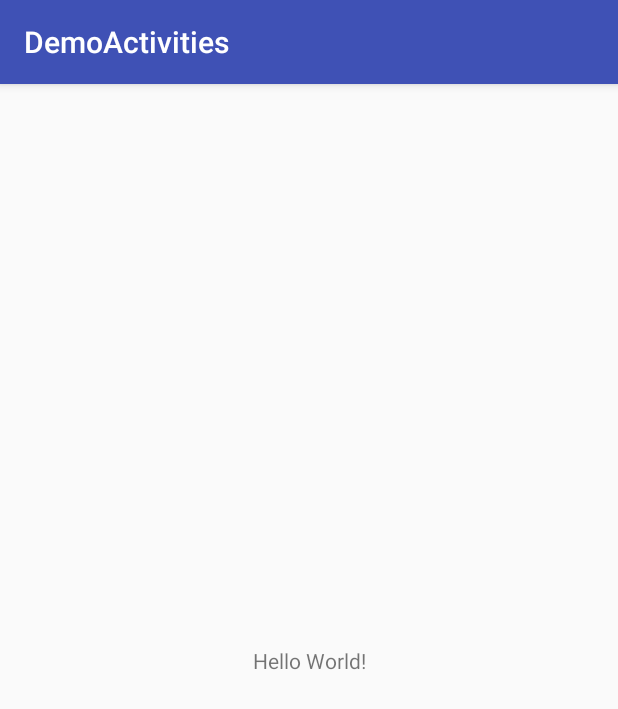
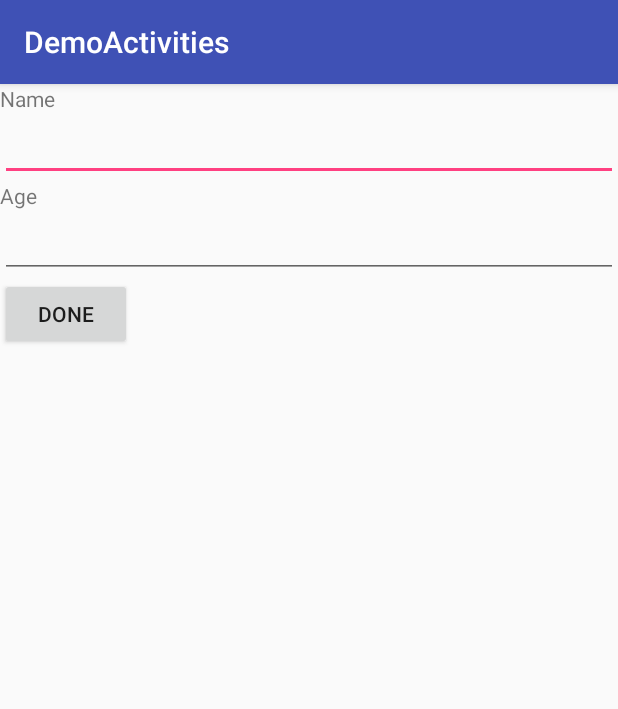
Before and after one commit to 15017117/DemoActivities, an Android app: the screen it shows after launch (DemoActivitiesActivity), on a phone screen of 412 x 824 dp. Shown: the top 709 px of the screen. Run offline under Robolectric (Android 15) with nearby library versions, the phone set to English and light mode, and no system bars.

Commit message:
Readding new code

```diff
--- a/app/build.gradle
+++ b/app/build.gradle
@@ -26,5 +26,6 @@ dependencies {
     })
     compile 'com.android.support:appcompat-v7:25.3.1'
     compile 'com.android.support.constraint:constraint-layout:1.0.2'
+    compile 'com.android.support:design:25.3.1'
     testCompile 'junit:junit:4.12'
 }
--- a/app/src/main/AndroidManifest.xml
+++ b/app/src/main/AndroidManifest.xml
@@ -16,6 +16,10 @@
                 <category android:name="android.intent.category.LAUNCHER" />
             </intent-filter>
         </activity>
+        <activity
+            android:name=".DemoActivities2"
+            android:label="@string/title_activity_demo_activities2"
+            android:theme="@style/AppTheme.NoActionBar"></activity>
     </application>
 
 </manifest>
--- a/app/src/main/res/layout/activity_demo_activities.xml
+++ b/app/src/main/res/layout/activity_demo_activities.xml
@@ -1,18 +1,41 @@
 <?xml version="1.0" encoding="utf-8"?>
-<android.support.constraint.ConstraintLayout xmlns:android="http://schemas.android.com/apk/res/android"
+<LinearLayout xmlns:android="http://schemas.android.com/apk/res/android"
     xmlns:app="http://schemas.android.com/apk/res-auto"
     xmlns:tools="http://schemas.android.com/tools"
     android:layout_width="match_parent"
     android:layout_height="match_parent"
+    android:orientation="vertical"
     tools:context="com.myapplicationdev.android.demoactivities.DemoActivitiesActivity">
 
     <TextView
+        android:id="@+id/textViewName"
+        android:layout_width="match_parent"
+        android:layout_height="wrap_content"
+        android:text="Name" />
+
+    <EditText
+        android:id="@+id/editTextName"
+        android:layout_width="match_parent"
+        android:layout_height="wrap_content"
+        android:ems="10"
+        android:inputType="textPersonName" />
+
+    <TextView
+        android:id="@+id/textViewAge"
+        android:layout_width="match_parent"
+        android:layout_height="wrap_content"
+        android:text="Age" />
+
+    <EditText
+        android:id="@+id/editTextAge"
+        android:layout_width="match_parent"
+        android:layout_height="wrap_content"
+        android:ems="10"
+        android:inputType="textPersonName" />
+
+    <Button
+        android:id="@+id/buttonDone"
         android:layout_width="wrap_content"
         android:layout_height="wrap_content"
-        android:text="Hello World!"
-        app:layout_constraintBottom_toBottomOf="parent"
-        app:layout_constraintLeft_toLeftOf="parent"
-        app:layout_constraintRight_toRightOf="parent"
-        app:layout_constraintTop_toTopOf="parent" />
-
-</android.support.constraint.ConstraintLayout>
+        android:text="Done" />
+</LinearLayout>
--- a/app/src/main/res/values/strings.xml
+++ b/app/src/main/res/values/strings.xml
@@ -1,3 +1,5 @@
 <resources>
     <string name="app_name">DemoActivities</string>
+    <string name="title_activity_main">MainActivity</string>
+    <string name="title_activity_demo_activities2">DemoActivities2</string>
 </resources>
--- a/app/src/main/res/values/styles.xml
+++ b/app/src/main/res/values/styles.xml
@@ -8,4 +8,13 @@
         <item name="colorAccent">@color/colorAccent</item>
     </style>
 
+    <style name="AppTheme.NoActionBar">
+        <item name="windowActionBar">false</item>
+        <item name="windowNoTitle">true</item>
+    </style>
+
+    <style name="AppTheme.AppBarOverlay" parent="ThemeOverlay.AppCompat.Dark.ActionBar" />
+
+    <style name="AppTheme.PopupOverlay" parent="ThemeOverlay.AppCompat.Light" />
+
 </resources>
```
Also changed, not shown: app/src/main/java/com/myapplicationdev/android/demoactivities/DemoActivities2.java (added, +28 -0 lines), app/src/main/java/com/myapplicationdev/android/demoactivities/DemoActivitiesActivity.java (+26 -0 lines), app/src/main/res/layout/activity_demo_activities2.xml (added, +33 -0 lines), app/src/main/res/layout/content_demo_activities2.xml (added, +17 -0 lines), app/src/main/res/layout/content_main.xml (added, +11 -0 lines).
